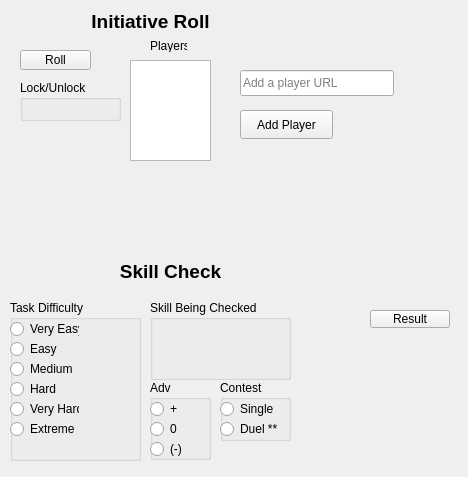
This is GUI/widget.ui in CameronVigil/dnd-game-tracker as Qt 5 draws it before an edit. The edited form follows.
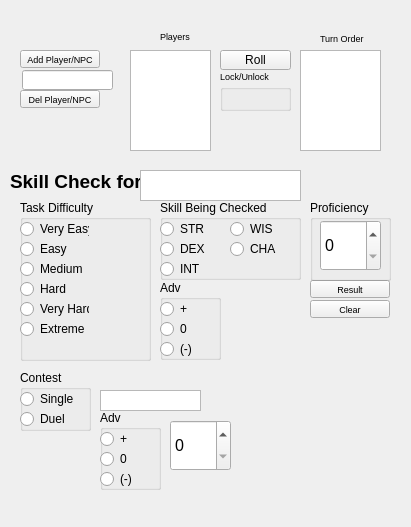
This is the edited form.

Commit message: add player / remove player functionality complete, included some but not all code from GUI_Final

Diff of the .ui file:
```diff
--- a/GUI/widget.ui
+++ b/GUI/widget.ui
@@ -6,8 +6,8 @@
    <rect>
     <x>0</x>
     <y>0</y>
-    <width>468</width>
-    <height>477</height>
+    <width>411</width>
+    <height>527</height>
    </rect>
   </property>
   <property name="windowTitle">
@@ -16,12 +16,17 @@
   <widget class="QPushButton" name="AbilityCheck_Result">
    <property name="geometry">
     <rect>
-     <x>370</x>
-     <y>310</y>
+     <x>310</x>
+     <y>280</y>
      <width>80</width>
      <height>18</height>
     </rect>
    </property>
+   <property name="font">
+    <font>
+     <pointsize>7</pointsize>
+    </font>
+   </property>
    <property name="text">
     <string>Result</string>
    </property>
@@ -29,8 +34,8 @@
   <widget class="QGroupBox" name="groupBox">
    <property name="geometry">
     <rect>
-     <x>10</x>
-     <y>300</y>
+     <x>20</x>
+     <y>200</y>
      <width>131</width>
      <height>161</height>
     </rect>
@@ -120,8 +125,8 @@
   <widget class="QGroupBox" name="groupBox_2">
    <property name="geometry">
     <rect>
-     <x>150</x>
-     <y>380</y>
+     <x>160</x>
+     <y>280</y>
      <width>61</width>
      <height>80</height>
     </rect>
@@ -172,8 +177,8 @@
   <widget class="QGroupBox" name="groupBox_3">
    <property name="geometry">
     <rect>
-     <x>220</x>
-     <y>380</y>
+     <x>20</x>
+     <y>370</y>
      <width>71</width>
      <height>61</height>
     </rect>
@@ -204,15 +209,15 @@
      </rect>
     </property>
     <property name="text">
-     <string>Duel **</string>
+     <string>Duel</string>
     </property>
    </widget>
   </widget>
   <widget class="QGroupBox" name="groupBox_4">
    <property name="geometry">
     <rect>
-     <x>150</x>
-     <y>300</y>
+     <x>160</x>
+     <y>200</y>
      <width>141</width>
      <height>80</height>
     </rect>
@@ -220,24 +225,89 @@
    <property name="title">
     <string>Skill Being Checked</string>
    </property>
+   <widget class="QRadioButton" name="SkillCheck_STR">
+    <property name="geometry">
+     <rect>
+      <x>0</x>
+      <y>20</y>
+      <width>69</width>
+      <height>18</height>
+     </rect>
+    </property>
+    <property name="text">
+     <string>STR</string>
+    </property>
+   </widget>
+   <widget class="QRadioButton" name="SkillCheck_DEX">
+    <property name="geometry">
+     <rect>
+      <x>0</x>
+      <y>40</y>
+      <width>69</width>
+      <height>18</height>
+     </rect>
+    </property>
+    <property name="text">
+     <string>DEX</string>
+    </property>
+   </widget>
+   <widget class="QRadioButton" name="SkillCheck_INT">
+    <property name="geometry">
+     <rect>
+      <x>0</x>
+      <y>60</y>
+      <width>69</width>
+      <height>18</height>
+     </rect>
+    </property>
+    <property name="text">
+     <string>INT</string>
+    </property>
+   </widget>
+   <widget class="QRadioButton" name="SkillCheck_WIS">
+    <property name="geometry">
+     <rect>
+      <x>70</x>
+      <y>20</y>
+      <width>69</width>
+      <height>18</height>
+     </rect>
+    </property>
+    <property name="text">
+     <string>WIS</string>
+    </property>
+   </widget>
+   <widget class="QRadioButton" name="SkillCheck_CHA">
+    <property name="geometry">
+     <rect>
+      <x>70</x>
+      <y>40</y>
+      <width>69</width>
+      <height>18</height>
+     </rect>
+    </property>
+    <property name="text">
+     <string>CHA</string>
+    </property>
+   </widget>
   </widget>
   <widget class="QLabel" name="label">
    <property name="geometry">
     <rect>
-     <x>50</x>
-     <y>260</y>
-     <width>241</width>
+     <x>10</x>
+     <y>170</y>
+     <width>131</width>
      <height>21</height>
     </rect>
    </property>
    <property name="text">
-    <string>&lt;html&gt;&lt;head/&gt;&lt;body&gt;&lt;p align=&quot;center&quot;&gt;&lt;span style=&quot; font-size:14pt; font-weight:700;&quot;&gt;Skill Check&lt;/span&gt;&lt;/p&gt;&lt;/body&gt;&lt;/html&gt;</string>
+    <string>&lt;html&gt;&lt;head/&gt;&lt;body&gt;&lt;p&gt;&lt;span style=&quot; font-size:14pt; font-weight:700;&quot;&gt;Skill Check for&lt;/span&gt;&lt;/p&gt;&lt;/body&gt;&lt;/html&gt;</string>
    </property>
   </widget>
   <widget class="QPushButton" name="pushButton">
    <property name="geometry">
     <rect>
-     <x>20</x>
+     <x>220</x>
      <y>50</y>
      <width>71</width>
      <height>20</height>
@@ -250,12 +320,17 @@
   <widget class="QGroupBox" name="groupBox_5">
    <property name="geometry">
     <rect>
-     <x>20</x>
-     <y>80</y>
-     <width>101</width>
+     <x>220</x>
+     <y>70</y>
+     <width>71</width>
      <height>41</height>
     </rect>
    </property>
+   <property name="font">
+    <font>
+     <pointsize>7</pointsize>
+    </font>
+   </property>
    <property name="title">
     <string>Lock/Unlock</string>
    </property>
@@ -263,8 +338,8 @@
   <widget class="QListWidget" name="listWidget">
    <property name="geometry">
     <rect>
-     <x>130</x>
-     <y>60</y>
+     <x>300</x>
+     <y>50</y>
      <width>81</width>
      <height>101</height>
     </rect>
@@ -276,54 +351,237 @@
   <widget class="QLabel" name="label_2">
    <property name="geometry">
     <rect>
-     <x>150</x>
-     <y>40</y>
+     <x>160</x>
+     <y>30</y>
      <width>37</width>
      <height>12</height>
     </rect>
    </property>
+   <property name="font">
+    <font>
+     <pointsize>7</pointsize>
+    </font>
+   </property>
    <property name="text">
     <string>Players</string>
    </property>
   </widget>
+  <widget class="QListWidget" name="listWidget2">
+   <property name="geometry">
+    <rect>
+     <x>140</x>
+     <y>170</y>
+     <width>161</width>
+     <height>31</height>
+    </rect>
+   </property>
+  </widget>
+  <widget class="QPushButton" name="SkillCheck_Clear">
+   <property name="geometry">
+    <rect>
+     <x>310</x>
+     <y>300</y>
+     <width>80</width>
+     <height>18</height>
+    </rect>
+   </property>
+   <property name="font">
+    <font>
+     <pointsize>7</pointsize>
+    </font>
+   </property>
+   <property name="text">
+    <string>Clear</string>
+   </property>
+  </widget>
+  <widget class="QPushButton" name="addPlayer">
+   <property name="geometry">
+    <rect>
+     <x>20</x>
+     <y>50</y>
+     <width>80</width>
+     <height>18</height>
+    </rect>
+   </property>
+   <property name="font">
+    <font>
+     <pointsize>7</pointsize>
+    </font>
+   </property>
+   <property name="text">
+    <string>Add Player/NPC</string>
+   </property>
+  </widget>
+  <widget class="QPushButton" name="delPlayer">
+   <property name="geometry">
+    <rect>
+     <x>20</x>
+     <y>90</y>
+     <width>80</width>
+     <height>18</height>
+    </rect>
+   </property>
+   <property name="font">
+    <font>
+     <pointsize>7</pointsize>
+    </font>
+   </property>
+   <property name="text">
+    <string>Del Player/NPC</string>
+   </property>
+  </widget>
+  <widget class="QGroupBox" name="groupBox_6">
+   <property name="geometry">
+    <rect>
+     <x>310</x>
+     <y>200</y>
+     <width>81</width>
+     <height>81</height>
+    </rect>
+   </property>
+   <property name="title">
+    <string>Proficiency</string>
+   </property>
+   <widget class="QSpinBox" name="SkillCheck_ProfBonus">
+    <property name="geometry">
+     <rect>
+      <x>10</x>
+      <y>20</y>
+      <width>61</width>
+      <height>51</height>
+     </rect>
+    </property>
+    <property name="font">
+     <font>
+      <pointsize>12</pointsize>
+     </font>
+    </property>
+   </widget>
+  </widget>
+  <widget class="QListWidget" name="playerList">
+   <property name="geometry">
+    <rect>
+     <x>130</x>
+     <y>50</y>
+     <width>81</width>
+     <height>101</height>
+    </rect>
+   </property>
+   <property name="font">
+    <font>
+     <pointsize>7</pointsize>
+    </font>
+   </property>
+  </widget>
+  <widget class="QLineEdit" name="playerURL">
+   <property name="geometry">
+    <rect>
+     <x>22</x>
+     <y>70</y>
+     <width>91</width>
+     <height>20</height>
+    </rect>
+   </property>
+  </widget>
   <widget class="QLabel" name="label_3">
    <property name="geometry">
     <rect>
-     <x>30</x>
-     <y>10</y>
-     <width>241</width>
+     <x>320</x>
+     <y>30</y>
+     <width>51</width>
+     <height>16</height>
+    </rect>
+   </property>
+   <property name="font">
+    <font>
+     <pointsize>7</pointsize>
+    </font>
+   </property>
+   <property name="text">
+    <string>Turn Order</string>
+   </property>
+  </widget>
+  <widget class="QListWidget" name="compList">
+   <property name="geometry">
+    <rect>
+     <x>100</x>
+     <y>390</y>
+     <width>101</width>
      <height>21</height>
     </rect>
    </property>
-   <property name="text">
-    <string>&lt;html&gt;&lt;head/&gt;&lt;body&gt;&lt;p align=&quot;center&quot;&gt;&lt;span style=&quot; font-size:14pt; font-weight:700;&quot;&gt;Initiative Roll&lt;/span&gt;&lt;/p&gt;&lt;/body&gt;&lt;/html&gt;</string>
+   <property name="font">
+    <font>
+     <pointsize>7</pointsize>
+    </font>
    </property>
   </widget>
-  <widget class="QLineEdit" name="addPlayerLineEdit">
+  <widget class="QSpinBox" name="SkillCheck_cProfBonus">
    <property name="geometry">
     <rect>
-     <x>240</x>
-     <y>70</y>
-     <width>154</width>
-     <height>26</height>
+     <x>170</x>
+     <y>420</y>
+     <width>61</width>
+     <height>51</height>
     </rect>
    </property>
-   <property name="placeholderText">
-    <string>Add a player URL</string>
+   <property name="font">
+    <font>
+     <pointsize>12</pointsize>
+    </font>
    </property>
   </widget>
-  <widget class="QPushButton" name="addPlayerButton">
+  <widget class="QGroupBox" name="groupBox_7">
    <property name="geometry">
     <rect>
-     <x>240</x>
-     <y>110</y>
-     <width>93</width>
-     <height>29</height>
+     <x>100</x>
+     <y>410</y>
+     <width>61</width>
+     <height>80</height>
     </rect>
    </property>
-   <property name="text">
-    <string>Add Player</string>
+   <property name="title">
+    <string>Adv</string>
    </property>
+   <widget class="QRadioButton" name="cAdvantage_positive">
+    <property name="geometry">
+     <rect>
+      <x>0</x>
+      <y>20</y>
+      <width>69</width>
+      <height>18</height>
+     </rect>
+    </property>
+    <property name="text">
+     <string>+</string>
+    </property>
+   </widget>
+   <widget class="QRadioButton" name="cAdvantage_neutral">
+    <property name="geometry">
+     <rect>
+      <x>0</x>
+      <y>40</y>
+      <width>69</width>
+      <height>18</height>
+     </rect>
+    </property>
+    <property name="text">
+     <string>0</string>
+    </property>
+   </widget>
+   <widget class="QRadioButton" name="cAdvantage_negative">
+    <property name="geometry">
+     <rect>
+      <x>0</x>
+      <y>60</y>
+      <width>69</width>
+      <height>18</height>
+     </rect>
+    </property>
+    <property name="text">
+     <string>(-)</string>
+    </property>
+   </widget>
   </widget>
  </widget>
  <resources/>
```
Left out of the diff: 4 changed lines with no effect on the pictures. The commit also changes 8 other files.
